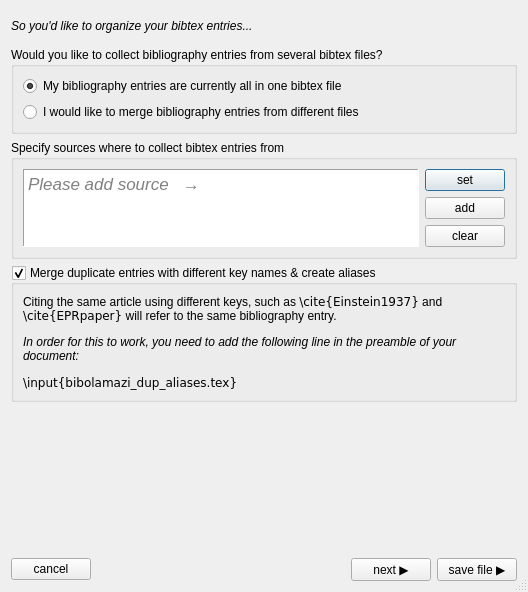
Before: the Qt Designer form gui/bibolamazi_gui/newbibolamazifiledialog.ui in phfaist/bibolamazi, drawn with Qt 5.
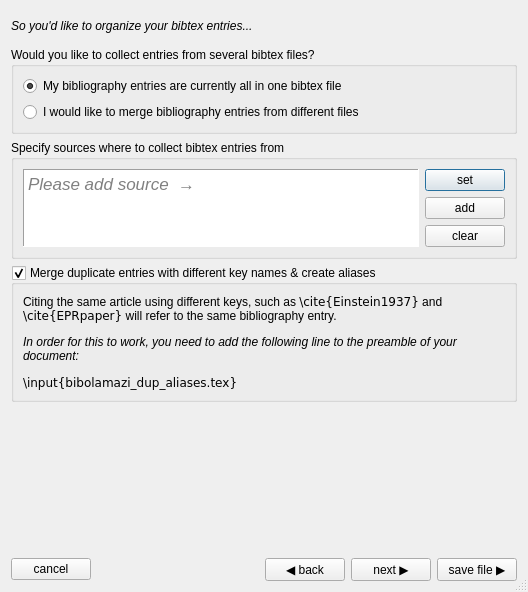
After: the same form once the commit is applied.

The edit to the form file:
```diff
--- a/gui/bibolamazi_gui/newbibolamazifiledialog.ui
+++ b/gui/bibolamazi_gui/newbibolamazifiledialog.ui
@@ -63,7 +63,7 @@
        <item>
         <widget class="QGroupBox" name="srcmulti">
          <property name="title">
-          <string>Would you like to collect bibliography entries from several bibtex files?</string>
+          <string>Would you like to collect entries from several bibtex files?</string>
          </property>
          <layout class="QGridLayout" name="gridLayout">
           <item row="1" column="0" colspan="2">
@@ -111,7 +111,7 @@
 &lt;html&gt;&lt;head&gt;&lt;meta name=&quot;qrichtext&quot; content=&quot;1&quot; /&gt;&lt;style type=&quot;text/css&quot;&gt;
 p, li { white-space: pre-wrap; }
 &lt;/style&gt;&lt;/head&gt;&lt;body style=&quot; font-family:'.SF NS Text'; font-size:13pt; font-weight:400; font-style:normal;&quot;&gt;
-&lt;p style=&quot; margin-top:12px; margin-bottom:12px; margin-left:0px; margin-right:0px; -qt-block-indent:0; text-indent:0px;&quot;&gt;&lt;span style=&quot; font-style:italic; color:#808080;&quot;&gt;Please add source   →&lt;/span&gt;&lt;/p&gt;&lt;/body&gt;&lt;/html&gt;</string>
+&lt;p style=&quot; margin-top:12px; margin-bottom:12px; margin-left:0px; margin-right:0px; -qt-block-indent:0; text-indent:0px;&quot;&gt;&lt;span style=&quot; font-style:italic; color:#808080;&quot;&gt;Please add source  →&lt;/span&gt;&lt;/p&gt;&lt;/body&gt;&lt;/html&gt;</string>
             </property>
            </widget>
           </item>
@@ -166,7 +166,7 @@
             <property name="text">
              <string>&lt;html&gt;&lt;head/&gt;&lt;body&gt;
 &lt;p&gt;Citing the same article using different keys, such as &lt;code&gt;\cite{Einstein1937}&lt;/code&gt; and &lt;code&gt;\cite{EPRpaper}&lt;/code&gt; will refer to the same bibliography entry.&lt;/p&gt;
-&lt;p style=&quot;font-style:italic&quot;&gt;In order for this to work, you need to add the following line in the preamble of your document:&lt;/p&gt;&lt;pre&gt;\input{bibolamazi_dup_aliases.tex}&lt;/pre&gt;&lt;/body&gt;&lt;/html&gt;</string>
+&lt;p style=&quot;font-style:italic&quot;&gt;In order for this to work, you need to add the following line to the preamble of your document:&lt;/p&gt;&lt;pre&gt;\input{bibolamazi_dup_aliases.tex}&lt;/pre&gt;&lt;/body&gt;&lt;/html&gt;</string>
             </property>
             <property name="wordWrap">
              <bool>true</bool>
@@ -443,6 +443,13 @@
        </property>
       </spacer>
      </item>
+     <item>
+      <widget class="QPushButton" name="btnBack">
+       <property name="text">
+        <string>◀︎ back</string>
+       </property>
+      </widget>
+     </item>
      <item>
       <widget class="QPushButton" name="btnNext">
        <property name="text">
```
